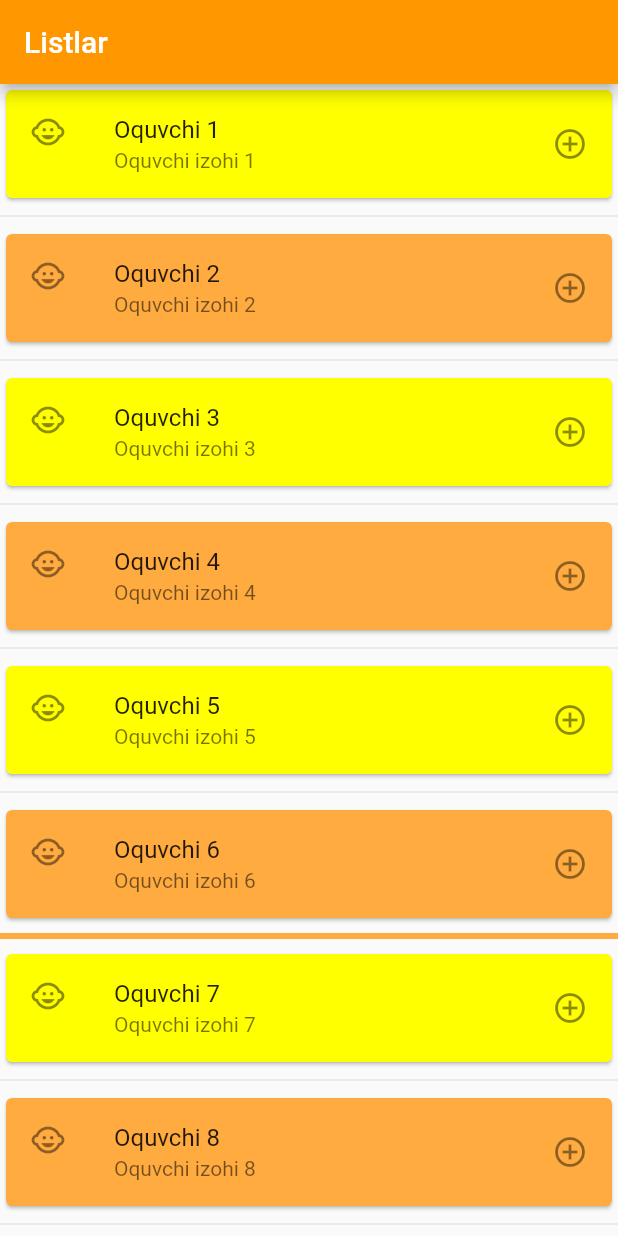
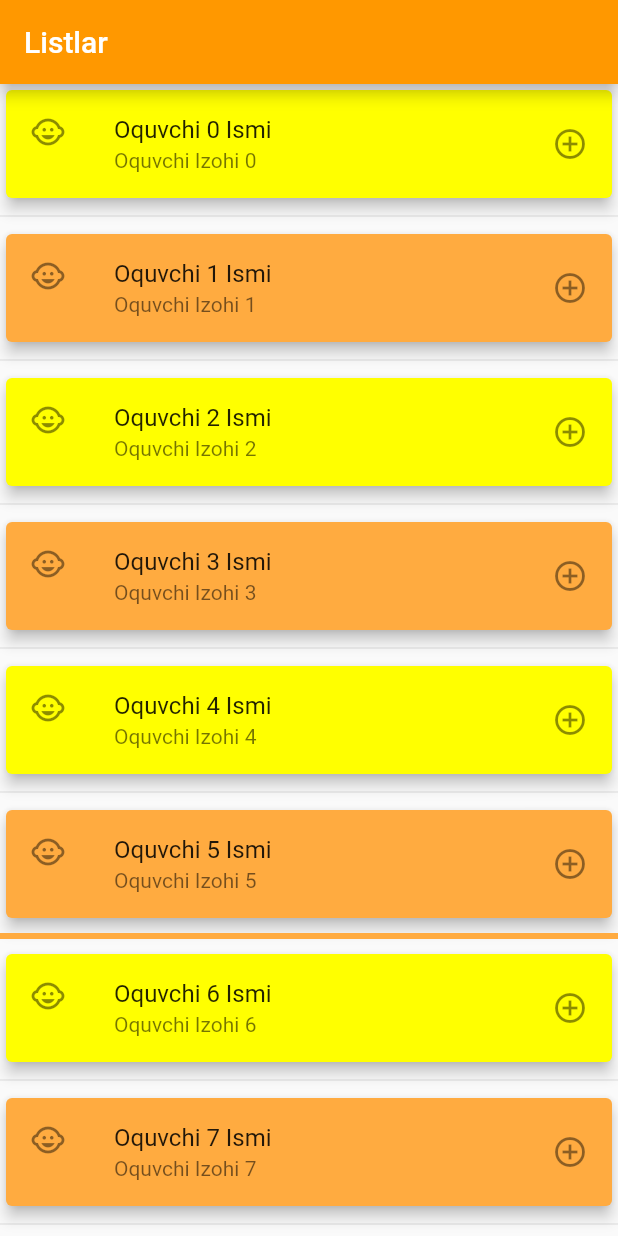
Before and after one commit to xumoyunde/flutter_app, a Flutter app: the screen it shows after launch, on a phone screen of 412 x 824 dp. Run offline on Flutter 3.47's test engine with Material 2 defaults, Android fonts, the phone set to English and light mode, and no system bars; our stand-ins replace fluttertoast.

```diff
--- a/lib/ui/YangiListOrnaklari.dart
+++ b/lib/ui/YangiListOrnaklari.dart
@@ -12,26 +12,30 @@ class YangiListOrnaklari extends StatelessWidget {
     return ListView.separated(
       separatorBuilder: (context, index){
         if(index%5 == 0 && index != 0){
-          return Divider(thickness: 4, color: Colors.orangeAccent,);
+          return Divider(
+            thickness: 4,
+            color: Colors.orangeAccent,
+          );
         } else {
           return Divider();
         }
       },
       itemCount: 50,
-      itemBuilder: (context, index){
+      itemBuilder: (context, index) {
         return Card(
           color: index%2 == 0 ? Colors.yellowAccent : Colors.orangeAccent,
+          elevation: 4,
           child: ListTile(
-            leading: Icon(Icons.child_care_rounded),
-            title: Text(hammaOquvchilar[index+1]._ism),
-            subtitle: Text(hammaOquvchilar[index+1]._izohi),
+            leading: Icon(Icons.child_care),
+            title: Text(hammaOquvchilar[index]._ism),
+            subtitle: Text(hammaOquvchilar[index]._izoh),
             trailing: Icon(Icons.add_circle_outline),
             onTap: (){
               debugPrint('onTap ishladi');
               Fluttertoast.showToast(
-                msg: 'This is bottom short click toast',
-                toastLength: Toast.LENGTH_LONG,
+                msg: 'onTap metodi ishladi',
                 gravity: ToastGravity.BOTTOM,
+                toastLength: Toast.LENGTH_SHORT,
                 backgroundColor: Colors.redAccent,
                 textColor: Colors.white,
                 fontSize: 16.0,
@@ -40,9 +44,9 @@ class YangiListOrnaklari extends StatelessWidget {
             onLongPress: (){
               debugPrint('onLongPress ishladi');
               Fluttertoast.showToast(
-                msg: 'This is bottom long click toast',
-                toastLength: Toast.LENGTH_LONG,
+                msg: 'onLongPress metodi ishladi',
                 gravity: ToastGravity.BOTTOM,
+                toastLength: Toast.LENGTH_SHORT,
                 backgroundColor: Colors.redAccent,
                 textColor: Colors.white,
                 fontSize: 16.0,
@@ -56,17 +60,18 @@ class YangiListOrnaklari extends StatelessWidget {
 
   void oquvchiMalumotlariniKeltir() {
     hammaOquvchilar = List.generate(
-      20,
-      (index) => Oquvchi('Oquvchi $index', 'Oquvchi izohi $index',
-          index % 2 == 0 ? true : false),
+      50, (index) => Oquvchi(
+        'Oquvchi $index Ismi',
+        'Oquvchi Izohi $index',
+         index % 2 == 0 ? true : false),
     );
   }
 }
 
 class Oquvchi {
   String _ism = '';
-  String _izohi = '';
+  String _izoh = '';
   bool _jinsi = true;
 
-  Oquvchi(this._ism, this._izohi, this._jinsi);
+  Oquvchi(this._ism, this._izoh, this._jinsi);
 }
```
Also changed, not shown: 3 other files.
